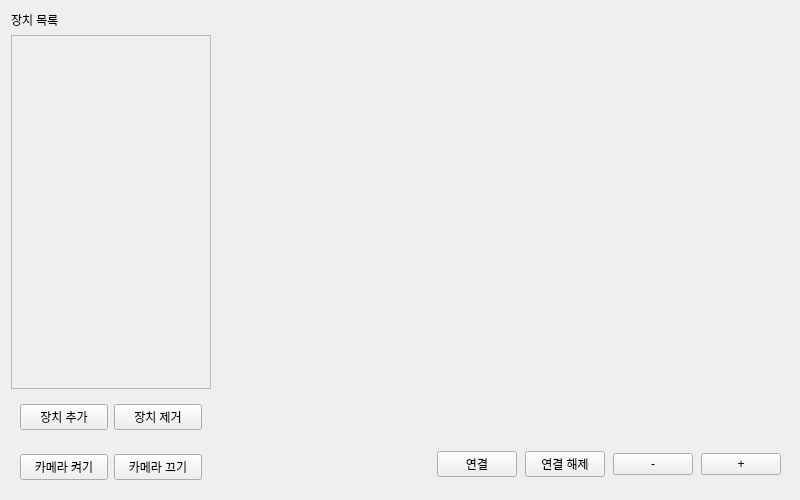
First picture: the form in ui/mainwidget.ui, repository Jhnn22/RPI_mini_VMS_server, before the edit.
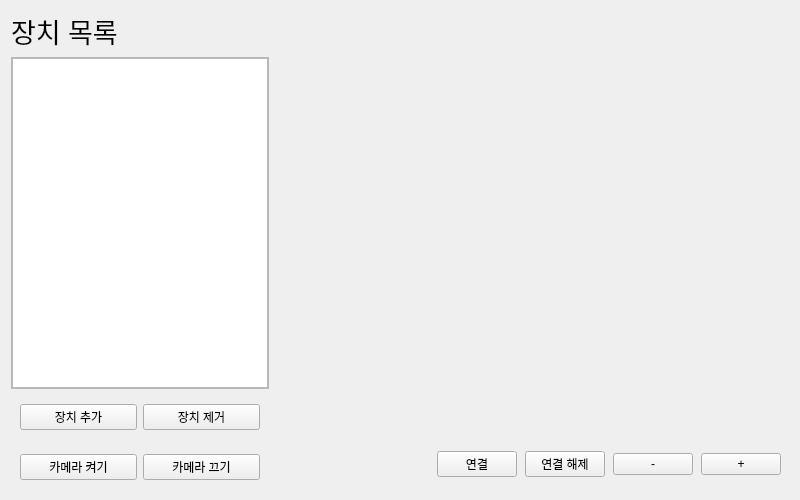
Second picture: the form after the edit.

Patch:
```diff
--- a/ui/mainwidget.ui
+++ b/ui/mainwidget.ui
@@ -67,6 +67,11 @@
       </property>
       <item>
        <widget class="QLabel" name="deviceListLabel">
+        <property name="font">
+         <font>
+          <pointsize>20</pointsize>
+         </font>
+        </property>
         <property name="text">
          <string>장치 목록</string>
         </property>
@@ -88,23 +93,34 @@
           <rect>
            <x>0</x>
            <y>0</y>
-           <width>198</width>
-           <height>402</height>
+           <width>256</width>
+           <height>387</height>
           </rect>
          </property>
          <layout class="QVBoxLayout" name="verticalLayout_2">
+          <property name="spacing">
+           <number>0</number>
+          </property>
+          <property name="leftMargin">
+           <number>0</number>
+          </property>
+          <property name="topMargin">
+           <number>0</number>
+          </property>
+          <property name="rightMargin">
+           <number>0</number>
+          </property>
+          <property name="bottomMargin">
+           <number>0</number>
+          </property>
           <item>
-           <spacer name="verticalSpacer">
-            <property name="orientation">
-             <enum>Qt::Orientation::Vertical</enum>
+           <widget class="QListWidget" name="listWidget">
+            <property name="font">
+             <font>
+              <pointsize>20</pointsize>
+             </font>
             </property>
-            <property name="sizeHint" stdset="0">
-             <size>
-              <width>20</width>
-              <height>40</height>
-             </size>
-            </property>
-           </spacer>
+           </widget>
           </item>
          </layout>
         </widget>
```
